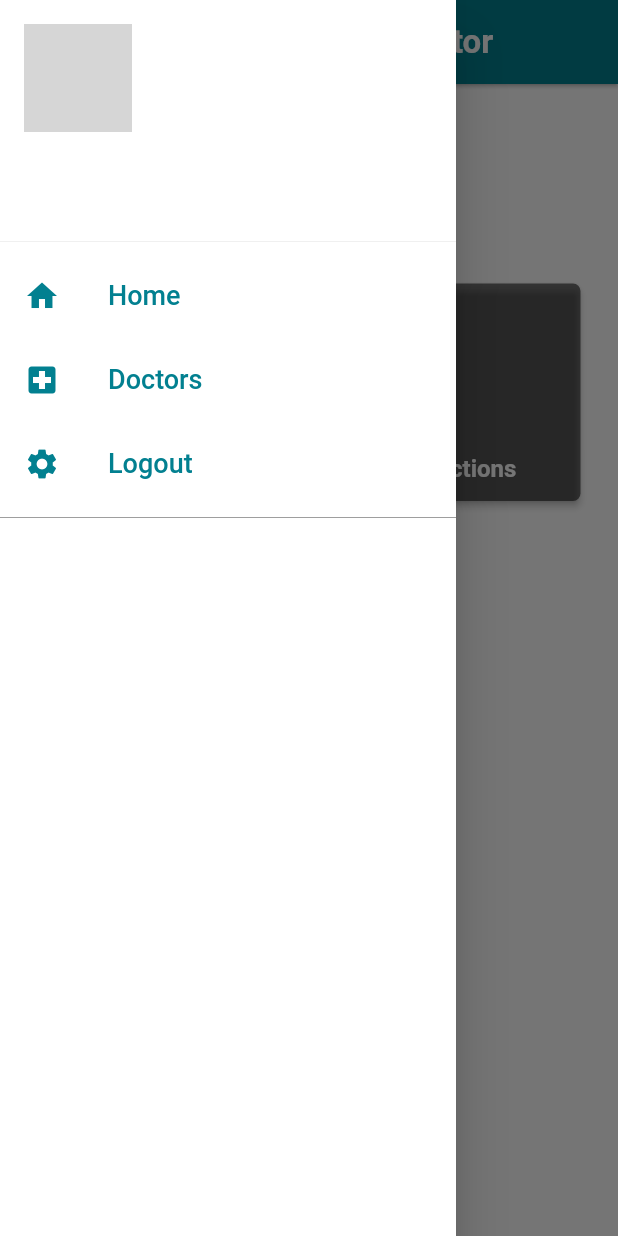
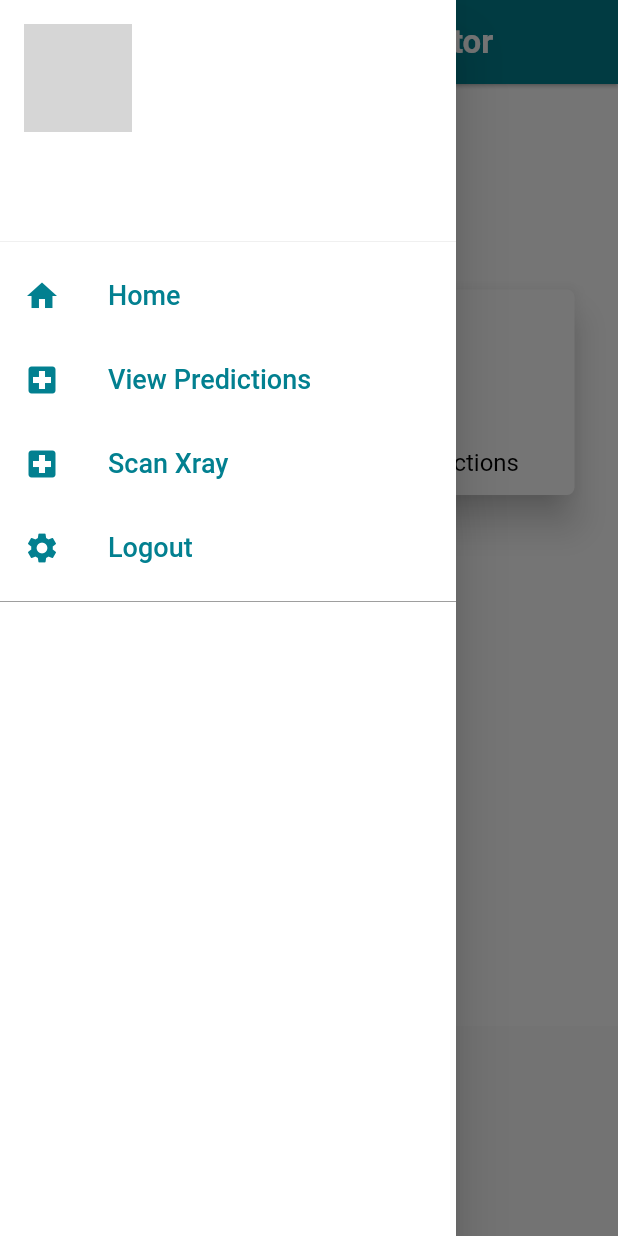
Before and after one commit to MotanyaIsaack/smartcoviddetectionapp, a Flutter app: the DashboardScreen screen opened by its route, with the side drawer open, on a phone screen of 412 x 824 dp. Run offline on Flutter 3.47's test engine with Material 2 defaults, Android fonts, the phone set to English and light mode, and no system bars; drawn by our look-alikes of auto_size_text; our stand-ins replace dio, geolocator, google_maps_flutter, image_picker, shared_preferences, table_calendar and 2 more; missing offline and left inert: flutter_ringtone_player, flutter_webrtc, flutter_webview_plugin, loading_animations, mailer; accounts and stored records are empty; network calls fail; grey boxes are pictures that could not be loaded.

Commit message:
Added xray app specific user interfaces

```diff
--- a/lib/screens/user_screens/dashboard.dart
+++ b/lib/screens/user_screens/dashboard.dart
@@ -49,7 +49,7 @@ class _DashboardScreenState extends State<DashboardScreen> {
       "title": "Scan X Ray Image",
       "icon": Icon(
         Icons.search,
-        color: Colors.white,
+        color: Colors.black,
         size: 40,
       ),
       "isSelect": false
@@ -58,7 +58,7 @@ class _DashboardScreenState extends State<DashboardScreen> {
       "title": "View Predictions",
       "icon": Icon(
         Icons.library_books_outlined,
-        color: Colors.white,
+        color: Colors.black,
         size: 40,
       ),
       "isSelect": false
@@ -114,6 +114,10 @@ class _DashboardScreenState extends State<DashboardScreen> {
                   }
                   listData[index]['isSelect'] = true;
                 });
+
+                index == 0
+                    ? Navigator.of(context).pushNamed('scanxray')
+                    : Navigator.of(context).pushNamed('viewpredictions');
                 // FindDoctorScreen
                 // switch (index) {
                 //   case 0:
@@ -135,12 +139,13 @@ class _DashboardScreenState extends State<DashboardScreen> {
               },
               child: Container(
                   padding: EdgeInsets.all(5),
-                  child: Material(
+                  child: Card(
                     color: (listData[index]['isSelect'])
                         ? AppColor.themeColor
-                        : Colors.black54,
-                    elevation: 2.0,
-                    borderRadius: BorderRadius.circular(5),
+                        : Colors.white,
+                    elevation: 10,
+                    shape: RoundedRectangleBorder(
+                        borderRadius: BorderRadius.circular(5)),
                     child: Container(
                       padding: EdgeInsets.all(12),
                       child: Column(
@@ -148,16 +153,20 @@ class _DashboardScreenState extends State<DashboardScreen> {
                         mainAxisAlignment: MainAxisAlignment.spaceBetween,
                         children: <Widget>[
                           listData[index]['icon'],
-                          Column(
-                            mainAxisAlignment: MainAxisAlignment.start,
-                            crossAxisAlignment: CrossAxisAlignment.start,
-                            children: <Widget>[
-                              setCommonText(listData[index]['title'],
-                                  Colors.white, 16.0, FontWeight.w700, 2),
-//                             SizedBox(height: 3,),
-//                             setCommonText(listData[index]['availability'], Colors.white,12.0, FontWeight.w500,2),
-                            ],
-                          )
+                          Text(
+                            listData[index]['title'],
+                            style: TextStyle(fontSize: 16, color: Colors.black),
+                          ),
+//                           Column(
+//                             mainAxisAlignment: MainAxisAlignment.start,
+//                             crossAxisAlignment: CrossAxisAlignment.start,
+//                             children: <Widget>[
+//                               setCommonText(,
+//                                   Colors.black, 16.0, FontWeight.normal, 2),
+// //                             SizedBox(height: 3,),
+// //                             setCommonText(listData[index]['availability'], Colors.white,12.0, FontWeight.w500,2),
+//                             ],
+//                           )
                         ],
                       ),
                     ),
@@ -192,6 +201,7 @@ class _DashboardScreenState extends State<DashboardScreen> {
           : Container(
               color: Colors.white,
               child: ListView(
+                shrinkWrap: true,
                 children: <Widget>[
                   _setMainInformationView(),
                   _setGridViewListing()
--- a/lib/widgets/drawer.dart
+++ b/lib/widgets/drawer.dart
@@ -49,53 +49,65 @@ class _DrawerWidgetState extends State<DrawerWidget> {
     }
 
     return name == null
-        ? Center(child: LoadingJumpingLine.square(backgroundColor: Colors.red,))
+        ? Center(
+            child: LoadingJumpingLine.square(
+            backgroundColor: Colors.red,
+          ))
         : Drawer(
-      child:  Container(
+            child: Container(
               color: Colors.white,
               child: ListView(
-          padding:  EdgeInsets.all(0.0),
+                padding: EdgeInsets.all(0.0),
                 children: <Widget>[
                   UserAccountsDrawerHeader(
 //                TODO: Replace eventually
                     accountName: Text(name ?? ' ',
-                  style:  TextStyle(fontSize: 18, color: Colors.black)),
+                        style: TextStyle(fontSize: 18, color: Colors.black)),
                     accountEmail: Text(userEmail ?? ' ',
-                  style:  TextStyle(
+                        style: TextStyle(
                           fontSize: 16,
                           color: Colors.black,
                         )),
-              currentAccountPicture:  GestureDetector(
+                    currentAccountPicture: GestureDetector(
                       onTap: () {},
-                child:  CircleAvatar(
-                  backgroundImage:  NetworkImage(
-                      profileImage ?? 'https://www.bsn.eu/wp-content/uploads/2016/12/user-icon-image-placeholder-300-grey.jpg'
-                  ),
+                      child: CircleAvatar(
+                        backgroundImage: NetworkImage(profileImage ??
+                            'https://www.bsn.eu/wp-content/uploads/2016/12/user-icon-image-placeholder-300-grey.jpg'),
                       ),
                     ),
                     decoration: BoxDecoration(color: Colors.white),
                   ),
                   ListTile(
-              title:  Text(AppTitle.drawerHome,
-                  style:
-                       TextStyle(fontSize: 18, color: AppColor.themeColor)),
-              leading:  Icon(Icons.home, color: AppColor.themeColor),
+                    title: Text(AppTitle.drawerHome,
+                        style: TextStyle(
+                            fontSize: 18, color: AppColor.themeColor)),
+                    leading: Icon(Icons.home, color: AppColor.themeColor),
                     onTap: () {
                       SharedManager.shared.currentIndex = 0;
-                Navigator.of(context).push(
-                    MaterialPageRoute(builder: (context) => DashboardScreen()));
+                      Navigator.of(context).push(MaterialPageRoute(
+                          builder: (context) => DashboardScreen()));
                     },
                   ),
                   ListTile(
-              title:  Text(AppTitle.drawerDoctors,
-                  style:
-                       TextStyle(fontSize: 18, color: AppColor.themeColor)),
+                    title: Text("View Predictions",
+                        style: TextStyle(
+                            fontSize: 18, color: AppColor.themeColor)),
                     leading:
                         Icon(Icons.local_hospital, color: AppColor.themeColor),
                     onTap: () {
                       SharedManager.shared.currentIndex = 1;
-                Navigator.of(context).push(
-                    MaterialPageRoute(builder: (context) => DoctorList()));
+                      Navigator.of(context).pushNamed('viewpredictions');
+                    },
+                  ),
+                  ListTile(
+                    title: Text("Scan Xray",
+                        style: TextStyle(
+                            fontSize: 18, color: AppColor.themeColor)),
+                    leading:
+                        Icon(Icons.local_hospital, color: AppColor.themeColor),
+                    onTap: () {
+                      SharedManager.shared.currentIndex = 1;
+                      Navigator.of(context).pushNamed('scanxray');
                     },
                   ),
 //             ListTile(
@@ -111,12 +123,11 @@ class _DrawerWidgetState extends State<DrawerWidget> {
 //              },
 //            ),
                   ListTile(
-              title:  Text(AppTitle.drawerLogout,
+                    title: Text(AppTitle.drawerLogout,
                         textDirection: SharedManager.shared.direction,
-                  style:
-                       TextStyle(fontSize: 18, color: AppColor.themeColor)),
-              leading:  Icon(Icons.settings,
-                  color: AppColor.themeColor),
+                        style: TextStyle(
+                            fontSize: 18, color: AppColor.themeColor)),
+                    leading: Icon(Icons.settings, color: AppColor.themeColor),
                     onTap: () {
                       _save('0');
                       SharedManager.shared.currentIndex = 0;
```
Also changed, not shown: lib/helper/api.dart (+12 -0 lines), lib/main.dart (+6 -1 lines), lib/screens/authentication_screens/login_page.dart (+9 -9 lines), lib/screens/scan_xray.dart (added, +137 -0 lines), lib/screens/view_predictions.dart (added, +77 -0 lines), pubspec.yaml (+3 -8 lines), pubspec.lock, 1 other file. Lines whose indentation alone changed are shown as unchanged.
